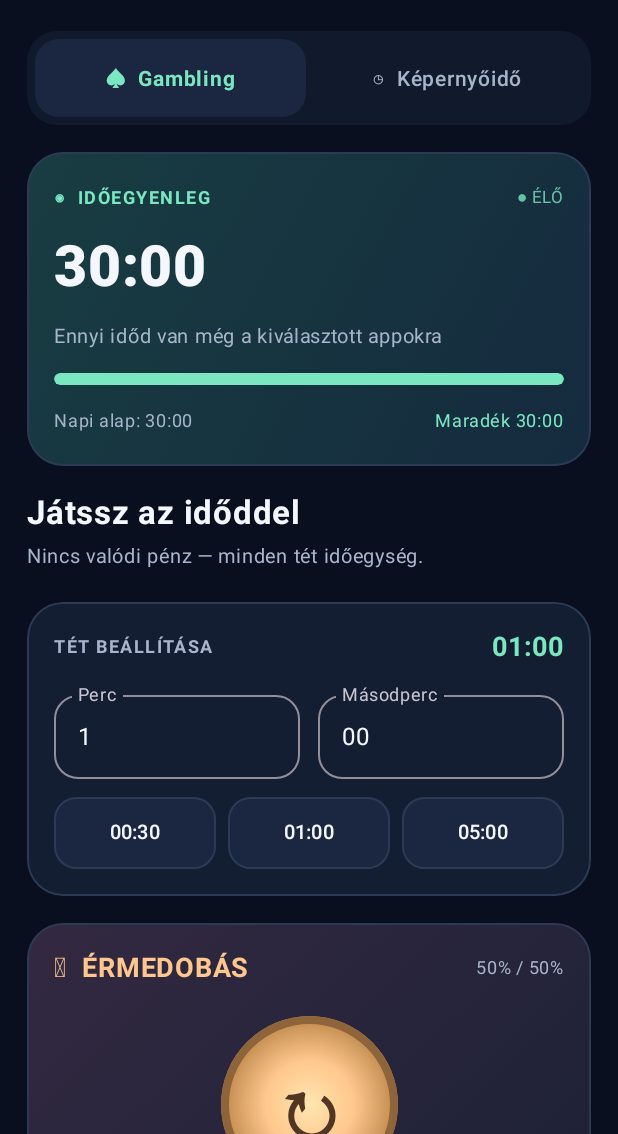
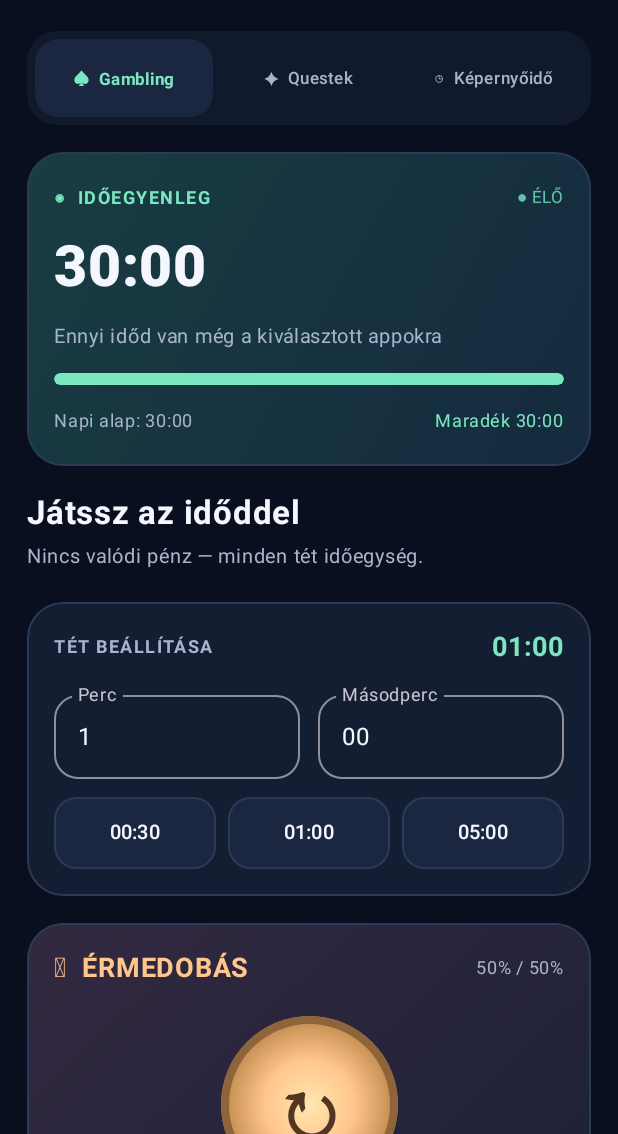
Before and after one commit to hattjano-collab/Fokusz, an Android app built with Jetpack Compose: the screen it shows after launch (MainActivity), on a phone screen of 412 x 824 dp, the part 102-1236 px from its top. Run offline under Robolectric (Android 15) with nearby library versions, the phone set to English and light mode, and no system bars.

Commit message:
Add Quest tab to Fokusz navigation

```diff
--- a/app/src/main/java/hu/fokusz/MainActivity.kt
+++ b/app/src/main/java/hu/fokusz/MainActivity.kt
@@ -228,7 +228,7 @@ class MainActivity : ComponentActivity() {
         contentAlignment = Alignment.Center
     ) {
         Text(symbol + "  " + title,
-            fontSize = 14.sp,
+            fontSize = 11.sp,
             color = if (selected) Mint else Muted,
             fontWeight = if (selected) FontWeight.Bold else FontWeight.Medium,
             maxLines = 1)
@@ -421,7 +421,8 @@ class MainActivity : ComponentActivity() {
             horizontalArrangement = Arrangement.spacedBy(4.dp)
         ) {
             NavTab("Gambling", "♠", tab == 0, Modifier.weight(1f)) { tab = 0 }
-            NavTab("Képernyőidő", "◷", tab == 1, Modifier.weight(1f)) { tab = 1 }
+            NavTab("Questek", "✦", tab == 1, Modifier.weight(1f)) { tab = 1 }
+            NavTab("Képernyőidő", "◷", tab == 2, Modifier.weight(1f)) { tab = 2 }
         }
 
         if (tab == 0) {
@@ -571,6 +572,8 @@ class MainActivity : ComponentActivity() {
                 Text("Split: azonos értékű kártyáknál, legfeljebb 4 kézig. Az új kézhez külön fedezet kell.",
                     color = Muted, fontSize = 11.sp)
             }
+        } else if (tab == 1) {
+            QuestPanel(isRunning, usageOk, overlayOk) { tab = 2 }
         } else {
             SectionLabel("Képernyőidő", "Az időkereted, engedélyeid és védelmed.")
             TimeHero(bal)
@@ -632,7 +635,7 @@ class MainActivity : ComponentActivity() {
             }
         }
         Spacer(Modifier.height(14.dp))
-        Text("FÓKUSZ  •  1.2", color = Muted.copy(alpha = .6f),
+        Text("FÓKUSZ  •  1.3", color = Muted.copy(alpha = .6f),
             modifier = Modifier.fillMaxWidth(), textAlign = TextAlign.Center, fontSize = 11.sp)
         Spacer(Modifier.height(8.dp))
     }
```
